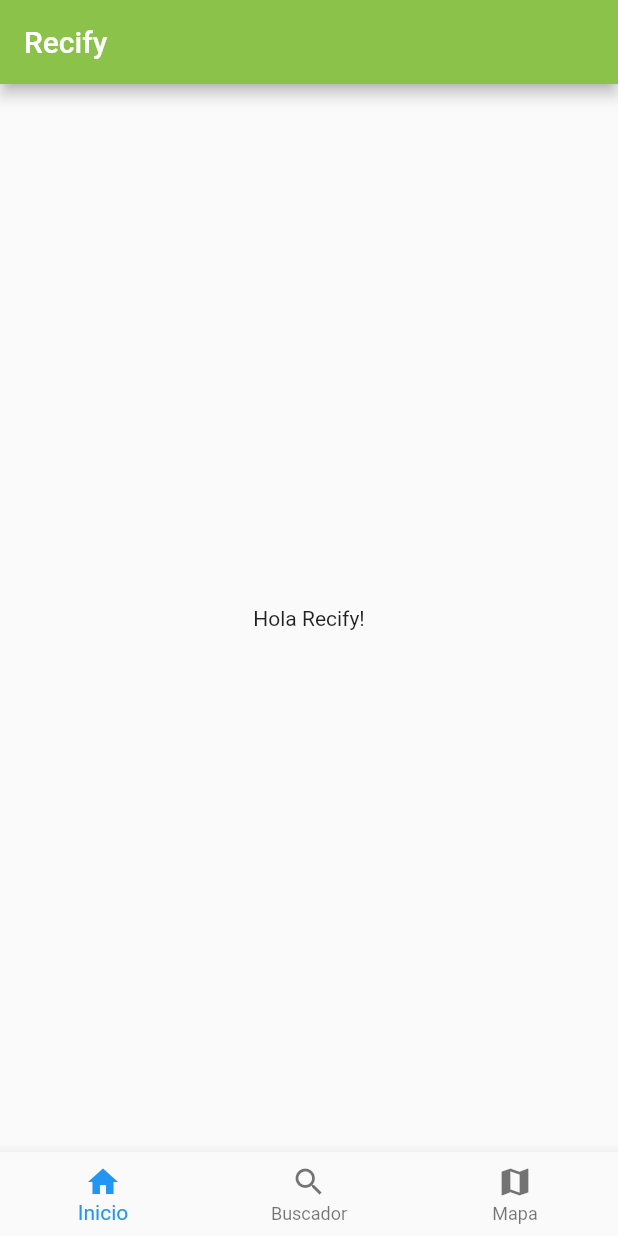
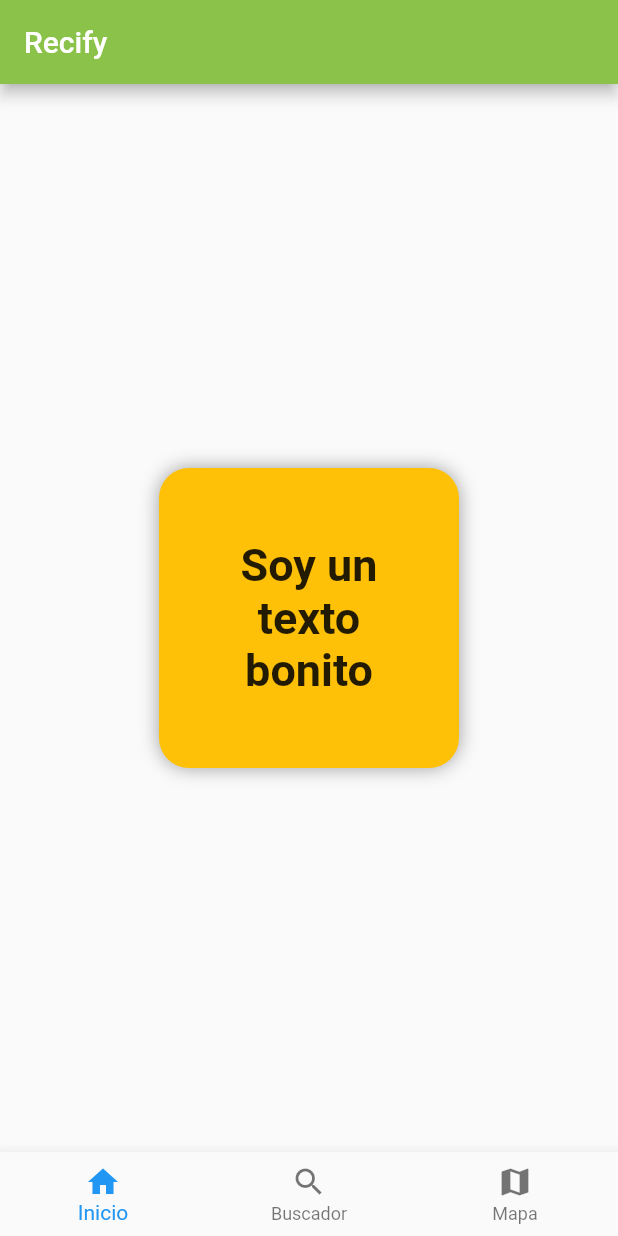
Before and after one commit to w1sec0d/recify-flutter, a Flutter app: the screen it shows after launch, on a phone screen of 412 x 824 dp. Run offline on Flutter 3.47's test engine with Material 2 defaults, Android fonts, the phone set to English and light mode, and no system bars.

Commit message:
texto bonito añadido

```diff
--- a/lib/main.dart
+++ b/lib/main.dart
@@ -2,8 +2,12 @@ import "package:flutter/material.dart";
 
 void main() {
   // function principal que requiere Dart en cualquier programa
-  runApp(
-      const Recify()); // Corre un widget o componente y lo establece en toda la pantalla
+  runApp(MaterialApp(
+    home: const Recify(),
+    theme: ThemeData(
+      primarySwatch: Colors.green,
+    ),
+  )); // Corre un widget o componente y lo establece en toda la pantalla
 }
 
 class Recify extends StatelessWidget {
@@ -21,12 +25,37 @@ class Recify extends StatelessWidget {
           title: const Text("Recify"),
           backgroundColor: Colors.lightGreen,
         ),
-        body: Container(
-          child: Center(child: const Text("Hola Recify!")),
+        body: Center(
+          //El widget center centra todo
+          child: Container(
+            // El widget container se usa para cambiar la decoracion o posicion de otro widget
+            alignment: Alignment.center,
+            decoration: BoxDecoration(
+              borderRadius: BorderRadius.circular(20),
+              color: Colors.amber,
+              boxShadow: [
+                BoxShadow(
+                  color: Colors.grey,
+                  blurRadius: 10,
+                )
+              ],
+            ),
+            width: 200,
+            height: 200,
+            padding: const EdgeInsets.fromLTRB(50, 20, 50, 20),
+            child: const Text(
+              "Soy un texto bonito",
+              textAlign: TextAlign.center,
+              style: TextStyle(
+                fontSize: 30,
+                fontWeight: FontWeight.bold,
+              ),
+            ),
+          ),
         ),
         bottomNavigationBar: BottomNavigationBar(
           type: BottomNavigationBarType.fixed,
-          items: [
+          items: const [
             BottomNavigationBarItem(
               icon: Icon(Icons.home),
               label: 'Inicio',
```
